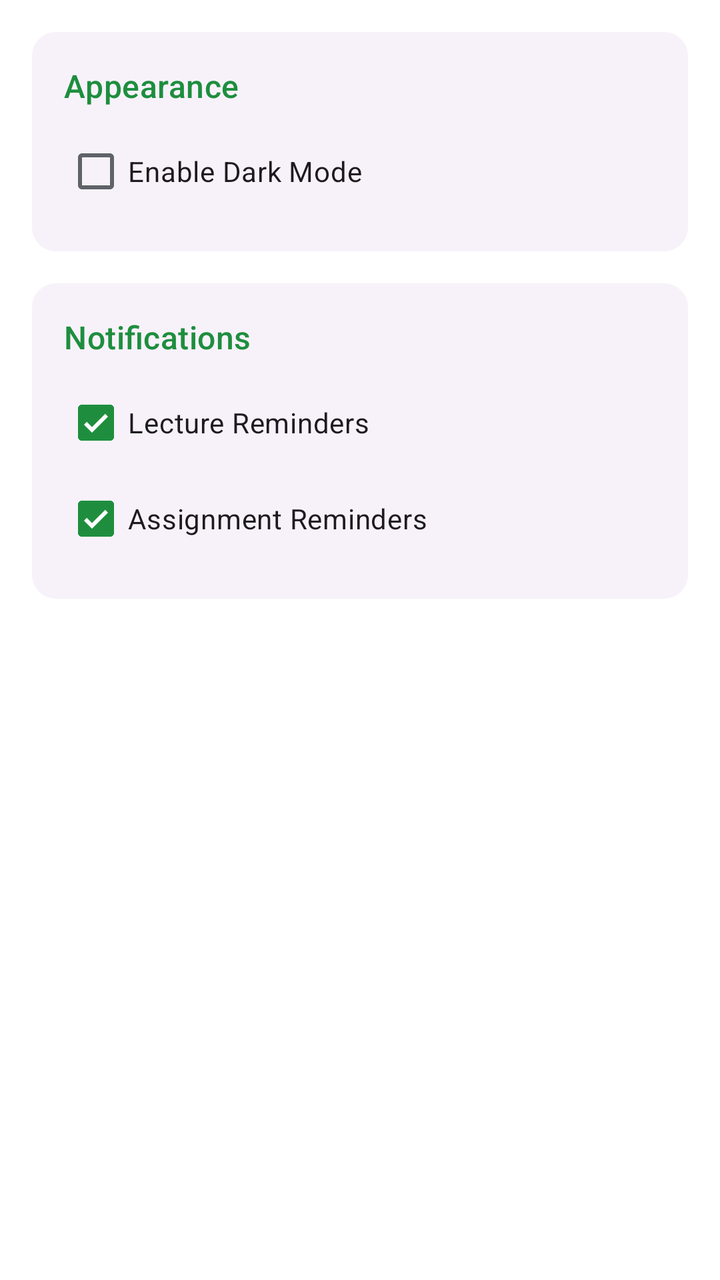
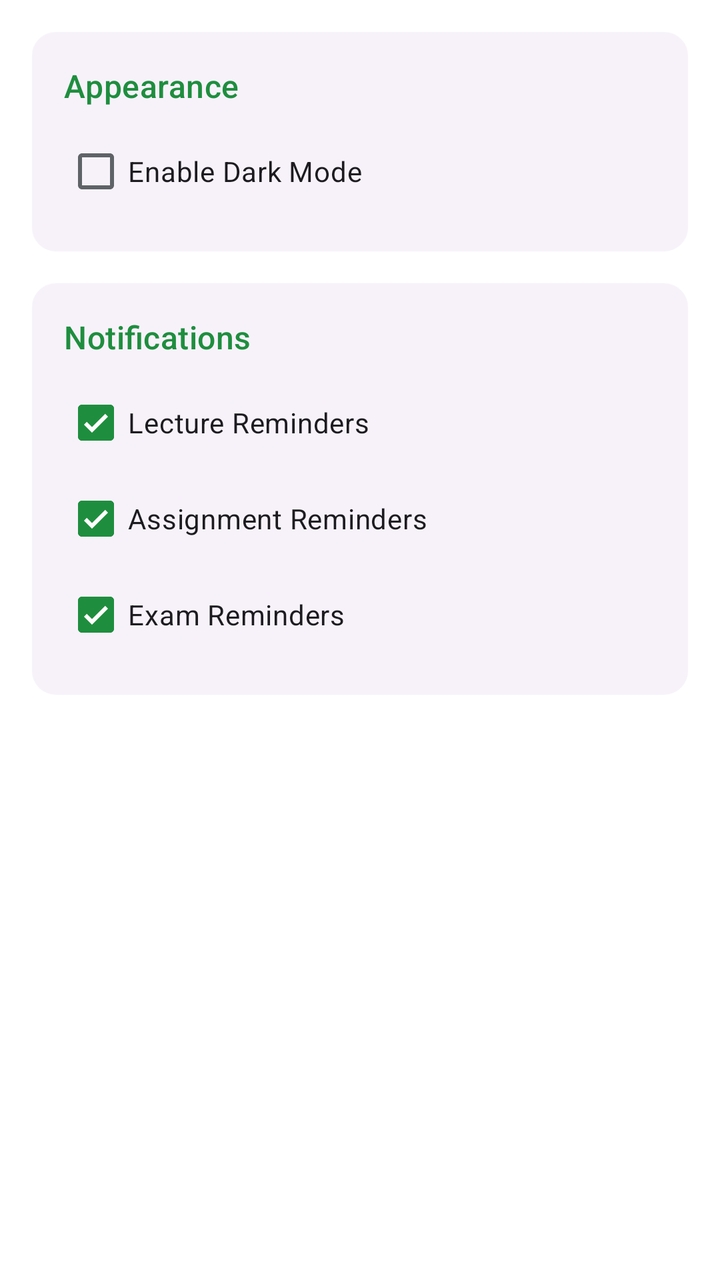

Screens rendered from an Android XML layout before and after an edit, with the pre-edit source and the edit as a unified diff.
<!-- AndroidManifest.xml: application theme Theme.Studbuddy -->
<!-- res/layout/fragment_settings.xml -->
<?xml version="1.0" encoding="utf-8"?>
<LinearLayout xmlns:android="http://schemas.android.com/apk/res/android"
    xmlns:app="http://schemas.android.com/apk/res-auto"
    android:layout_width="match_parent"
    android:layout_height="match_parent"
    android:background="?attr/colorSurface"
    android:orientation="vertical"
    android:padding="16dp">

    <com.google.android.material.card.MaterialCardView
        android:layout_width="match_parent"
        android:layout_height="wrap_content"
        style="?attr/materialCardViewElevatedStyle"
        app:cardCornerRadius="12dp">

        <LinearLayout
            android:layout_width="match_parent"
            android:layout_height="wrap_content"
            android:orientation="vertical"
            android:padding="16dp">

            <TextView
                android:layout_width="wrap_content"
                android:layout_height="wrap_content"
                android:text="Appearance"
                android:textAppearance="?attr/textAppearanceTitleMedium"
                android:textColor="?attr/colorPrimary" />

            <com.google.android.material.checkbox.MaterialCheckBox
                android:id="@+id/cbDarkMode"
                android:layout_width="match_parent"
                android:layout_height="wrap_content"
                android:layout_marginTop="8dp"
                android:text="Enable Dark Mode" />

        </LinearLayout>
    </com.google.android.material.card.MaterialCardView>

    <com.google.android.material.card.MaterialCardView
        android:layout_width="match_parent"
        android:layout_height="wrap_content"
        android:layout_marginTop="16dp"
        style="?attr/materialCardViewElevatedStyle"
        app:cardCornerRadius="12dp">

        <LinearLayout
            android:layout_width="match_parent"
            android:layout_height="wrap_content"
            android:orientation="vertical"
            android:padding="16dp">

            <TextView
                android:layout_width="wrap_content"
                android:layout_height="wrap_content"
                android:text="Notifications"
                android:textAppearance="?attr/textAppearanceTitleMedium"
                android:textColor="?attr/colorPrimary" />

            <com.google.android.material.checkbox.MaterialCheckBox
                android:id="@+id/cbLectureReminders"
                android:layout_width="match_parent"
                android:layout_height="wrap_content"
                android:layout_marginTop="8dp"
                android:checked="true"
                android:text="Lecture Reminders" />

            <com.google.android.material.checkbox.MaterialCheckBox
                android:id="@+id/cbAssignmentReminders"
                android:layout_width="match_parent"
                android:layout_height="wrap_content"
                android:checked="true"
                android:text="Assignment Reminders" />

        </LinearLayout>
    </com.google.android.material.card.MaterialCardView>

</LinearLayout>
<!-- resources referenced by this layout -->
<resources>
  <style name="Theme.Studbuddy" parent="Theme.Material3.DayNight.NoActionBar">
          
          <item name="colorPrimary">@color/md_theme_light_primary</item>
          <item name="colorOnPrimary">@color/md_theme_light_onPrimary</item>
          <item name="colorPrimaryContainer">@color/md_theme_light_primaryContainer</item>
          <item name="colorOnPrimaryContainer">@color/md_theme_light_onPrimaryContainer</item>
          <item name="colorSecondary">@color/md_theme_light_secondary</item>
          <item name="colorOnSecondary">@color/md_theme_light_onSecondary</item>
          <item name="colorSecondaryContainer">@color/md_theme_light_secondaryContainer</item>
          <item name="colorOnSecondaryContainer">@color/md_theme_light_onSecondaryContainer</item>
          <item name="colorTertiary">@color/md_theme_light_tertiary</item>
          <item name="colorOnTertiary">@color/md_theme_light_onTertiary</item>
          <item name="colorTertiaryContainer">@color/md_theme_light_tertiaryContainer</item>
          <item name="colorOnTertiaryContainer">@color/md_theme_light_onTertiaryContainer</item>
          <item name="colorError">@color/md_theme_light_error</item>
          <item name="colorOnError">@color/md_theme_light_onError</item>
          <item name="colorErrorContainer">@color/md_theme_light_errorContainer</item>
          <item name="colorOnErrorContainer">@color/md_theme_light_onErrorContainer</item>
          <item name="android:windowBackground">@color/md_theme_light_background</item>
          <item name="colorOutline">@color/md_theme_light_outline</item>
          <item name="colorSurfaceVariant">@color/md_theme_light_surfaceVariant</item>
          <item name="colorOnSurfaceVariant">@color/md_theme_light_onSurfaceVariant</item>
          <item name="colorSurface">@color/md_theme_light_surface</item>
          <item name="colorOnSurface">@color/md_theme_light_onSurface</item>
  
          
          <item name="headerBackground">?attr/colorSurface</item>
          <item name="headerTextColor">?attr/colorOnSurface</item>
  
          
          <item name="materialCardViewStyle">@style/Widget.Material3.CardView.Outlined</item>
      </style>
  <color name="md_theme_light_primary">#1E8E3E</color>
  <color name="md_theme_light_onPrimary">#FFFFFF</color>
  <color name="md_theme_light_primaryContainer">#E6F4EA</color>
  <color name="md_theme_light_onPrimaryContainer">#0D652D</color>
  <color name="md_theme_light_secondary">#5F6368</color>
  <color name="md_theme_light_onSecondary">#FFFFFF</color>
  <color name="md_theme_light_secondaryContainer">#E8EAED</color>
  <color name="md_theme_light_onSecondaryContainer">#202124</color>
  <color name="md_theme_light_tertiary">#1967D2</color>
  <color name="md_theme_light_onTertiary">#FFFFFF</color>
  <color name="md_theme_light_tertiaryContainer">#E8F0FE</color>
  <color name="md_theme_light_onTertiaryContainer">#174EA6</color>
  <color name="md_theme_light_error">#D93025</color>
  <color name="md_theme_light_onError">#FFFFFF</color>
  <color name="md_theme_light_errorContainer">#FCE8E6</color>
  <color name="md_theme_light_onErrorContainer">#A50E0E</color>
  <color name="md_theme_light_background">#F8F9FA</color>
  <color name="md_theme_light_outline">#DADCE0</color>
  <color name="md_theme_light_surfaceVariant">#F1F3F4</color>
  <color name="md_theme_light_onSurfaceVariant">#5F6368</color>
  <color name="md_theme_light_surface">#FFFFFF</color>
  <color name="md_theme_light_onSurface">#202124</color>
</resources>

<!-- the commit's change to res/layout/fragment_settings.xml (unified diff, before → after) -->
@@ -71,6 +71,13 @@
                 android:checked="true"
                 android:text="Assignment Reminders" />
 
+            <com.google.android.material.checkbox.MaterialCheckBox
+                android:id="@+id/cbExamReminders"
+                android:layout_width="match_parent"
+                android:layout_height="wrap_content"
+                android:checked="true"
+                android:text="Exam Reminders" />
+
         </LinearLayout>
     </com.google.android.material.card.MaterialCardView>
 
